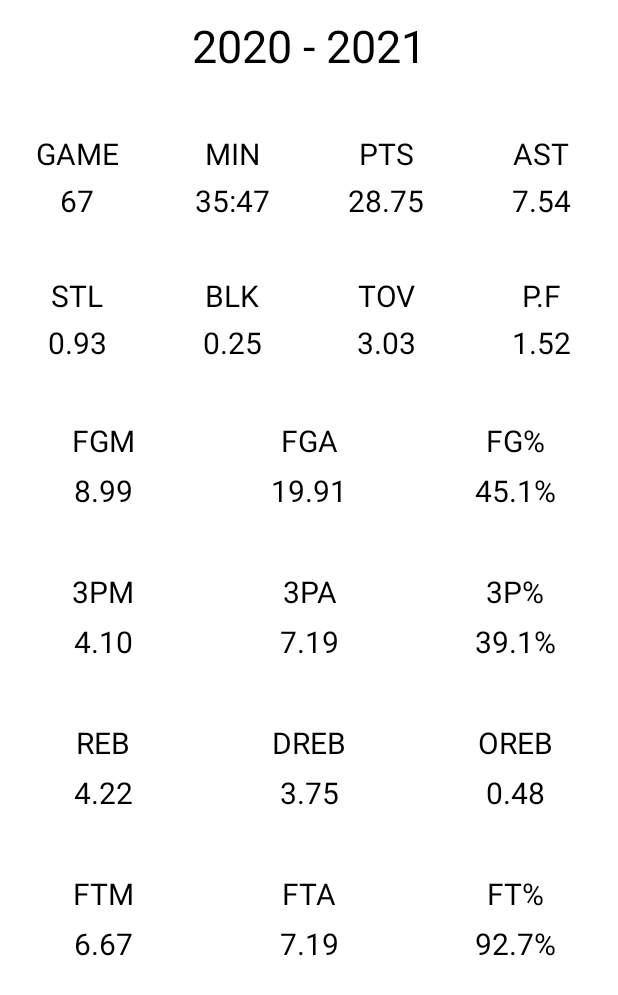
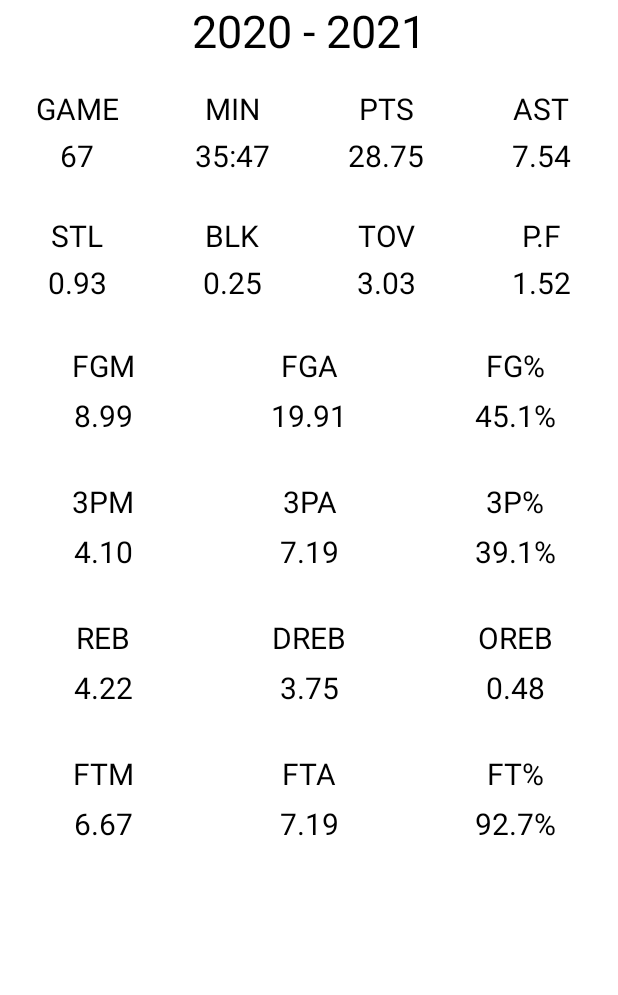
Before and after one commit to minjun8946/Stats, an Android app: the layout item_detail_player.xml on its own in the app's theme, with its tools: preview values and no code run, on a phone screen of 412 x 824 dp. Shown: the top 995 px of the screen. Run offline under Robolectric (Android 15) with nearby library versions, the phone set to English and light mode, and no system bars; network calls fail.

```diff
--- a/presentation/src/main/res/layout/activity_player_detail.xml
+++ b/presentation/src/main/res/layout/activity_player_detail.xml
@@ -18,7 +18,7 @@
             android:id="@+id/profile_layout"
             android:layout_width="match_parent"
             android:layout_height="60dp"
-            android:layout_marginTop="25dp"
+            android:layout_marginTop="10dp"
             app:layout_constraintEnd_toEndOf="parent"
             app:layout_constraintStart_toStartOf="parent"
             app:layout_constraintTop_toTopOf="parent">
@@ -77,7 +77,7 @@
         <androidx.viewpager2.widget.ViewPager2
             android:layout_width="match_parent"
             android:layout_height="0dp"
-            android:layout_marginTop="5dp"
+            android:layout_marginTop="10dp"
             app:layout_constraintBottom_toBottomOf="parent"
             app:layout_constraintStart_toStartOf="parent"
             app:layout_constraintTop_toBottomOf="@+id/profile_layout"
--- a/presentation/src/main/res/layout/item_detail_player.xml
+++ b/presentation/src/main/res/layout/item_detail_player.xml
@@ -18,7 +18,6 @@
             android:id="@+id/season_year"
             android:layout_width="wrap_content"
             android:layout_height="wrap_content"
-            android:layout_marginTop="10dp"
             android:textColor="@color/black"
             android:textSize="30sp"
             app:layout_constraintEnd_toEndOf="parent"
@@ -31,7 +30,7 @@
             android:id="@+id/game_layout"
             android:layout_width="match_parent"
             android:layout_height="wrap_content"
-            android:layout_marginTop="30dp"
+            android:layout_marginTop="10dp"
             app:layout_constraintTop_toBottomOf="@id/season_year"
             tools:layout_editor_absoluteX="0dp">
 
@@ -101,7 +100,7 @@
             android:id="@+id/basic_layout"
             android:layout_width="match_parent"
             android:layout_height="wrap_content"
-            android:layout_marginTop="20dp"
+            android:layout_marginTop="10dp"
             app:layout_constraintTop_toBottomOf="@id/game_layout"
             tools:layout_editor_absoluteX="0dp">
 
@@ -170,7 +169,7 @@
             android:id="@+id/middle_layout"
             android:layout_width="match_parent"
             android:layout_height="wrap_content"
-            android:layout_marginTop="20dp"
+            android:layout_marginTop="10dp"
             app:layout_constraintTop_toBottomOf="@+id/basic_layout"
             tools:layout_editor_absoluteX="16dp">
 
@@ -226,7 +225,7 @@
             android:id="@+id/three_point_layout"
             android:layout_width="match_parent"
             android:layout_height="wrap_content"
-            android:layout_marginTop="20dp"
+            android:layout_marginTop="10dp"
             app:layout_constraintTop_toBottomOf="@+id/middle_layout"
             tools:layout_editor_absoluteX="16dp">
 
@@ -281,7 +280,7 @@
             android:id="@+id/rebound_layout"
             android:layout_width="match_parent"
             android:layout_height="wrap_content"
-            android:layout_marginTop="20dp"
+            android:layout_marginTop="10dp"
             app:layout_constraintTop_toBottomOf="@+id/three_point_layout"
             tools:layout_editor_absoluteX="16dp">
 
@@ -336,7 +335,7 @@
             android:id="@+id/free_throw_layout"
             android:layout_width="match_parent"
             android:layout_height="wrap_content"
-            android:layout_marginTop="20dp"
+            android:layout_marginTop="10dp"
             app:layout_constraintTop_toBottomOf="@+id/rebound_layout"
             tools:layout_editor_absoluteX="16dp">
 
```
